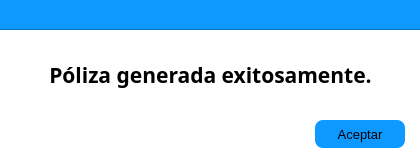
Eze-Medina/Proyecto_aseguradora, file gui/aviso.ui: the form before one commit.
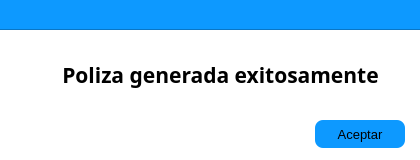
The form after the commit.

```diff
--- a/gui/aviso.ui
+++ b/gui/aviso.ui
@@ -129,9 +129,9 @@
   <widget class="QLabel" name="txtAviso">
    <property name="geometry">
     <rect>
-     <x>0</x>
+     <x>20</x>
      <y>30</y>
-     <width>421</width>
+     <width>401</width>
      <height>91</height>
     </rect>
    </property>
@@ -150,7 +150,7 @@
     <enum>Qt::LeftToRight</enum>
    </property>
    <property name="text">
-    <string>Póliza generada exitosamente.</string>
+    <string>Poliza generada exitosamente</string>
    </property>
    <property name="textFormat">
     <enum>Qt::RichText</enum>
@@ -158,6 +158,12 @@
    <property name="alignment">
     <set>Qt::AlignCenter</set>
    </property>
+   <property name="wordWrap">
+    <bool>true</bool>
+   </property>
+   <property name="margin">
+    <number>1</number>
+   </property>
   </widget>
   <widget class="QPushButton" name="btnAceptar">
    <property name="geometry">
```
Left out of the diff: 3 changed lines with no effect on the pictures.
